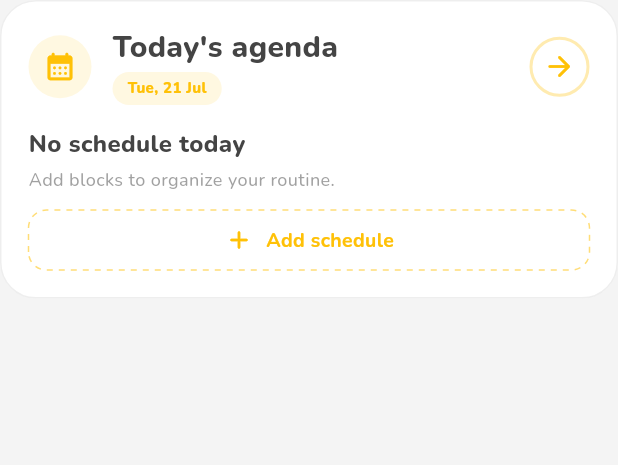
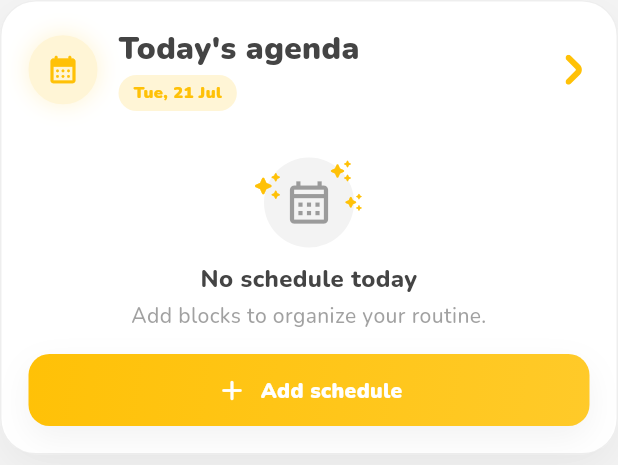
Before and after one commit to JoaoVJorge/helpout, a Flutter app: the HomeAgendaCard widget shown alone on an empty page, opened directly with empty values, on a phone screen of 412 x 824 dp. Shown: the top 465 px of the screen. Run offline on Flutter 3.47's test engine with Material 3 defaults, Android fonts, the light colour scheme and no system bars; our stand-ins replace dartz, dio, equatable, flutter_dotenv, flutter_local_notifications, flutter_secure_storage and 4 more; accounts and stored records are empty; statements that could not run were skipped.

Commit message:
feat(home): redesign agenda preview card

```diff
--- a/lib/presentation/home/widgets/home_agenda_card.dart
+++ b/lib/presentation/home/widgets/home_agenda_card.dart
@@ -3,6 +3,7 @@ import "package:gap/gap.dart";
 import "package:help_out/core/domain/entities/schedule_entry_entity.dart";
 import "package:help_out/core/utils/extensions/context_extensions.dart";
 import "package:help_out/shared/functions/format_schedule_time.dart";
+import "package:help_out/shared/widgets/app_icon.dart";
 import "package:help_out/shared/widgets/bounce_tap.dart";
 import "package:intl/intl.dart";
 
@@ -20,8 +21,7 @@ class HomeAgendaCard extends StatelessWidget {
 
   @override
   Widget build(BuildContext context) {
-    final Color accent = context.colorTokens.primary;
-    final List<ScheduleEntryEntity> preview = entries.take(3).toList();
+    final List<ScheduleEntryEntity> preview = entries.take(4).toList();
 
     return BounceTap(
       pressedScale: 0.985,
@@ -35,13 +35,53 @@ class HomeAgendaCard extends StatelessWidget {
           border: Border.all(
             color: context.colorTokens.borderUnfocused.withValues(alpha: 0.45),
           ),
+          boxShadow: [
+            BoxShadow(
+              color: context.colorTokens.surfaceShadow,
+              blurRadius: 24,
+              offset: const Offset(0, 10),
+            ),
+          ],
         ),
         child: Column(
           mainAxisSize: MainAxisSize.min,
           children: [
-            Row(
+            const _AgendaHeader(),
+            const Gap(14),
+            if (preview.isEmpty) ...[
+              const Gap(14),
+              const _EmptyAgenda(),
+              const Gap(14),
+              _FilledAddScheduleButton(
+                label: context.l10n.homeNextScheduleAdd,
+                onTap: onAddEntry,
+              ),
+            ] else ...[
+              Divider(color: context.colorTokens.divider),
+              const Gap(8),
+              _AgendaGrid(entries: preview),
+              const Gap(8),
+              Divider(color: context.colorTokens.divider),
+              const Gap(8),
+              _OutlinedAddScheduleButton(
+                label: context.l10n.homeNextScheduleAdd,
+                onTap: onAddEntry,
+              ),
+            ],
+          ],
+        ),
+      ),
+    );
+  }
+}
+
+class _AgendaHeader extends StatelessWidget {
+  const _AgendaHeader();
+
+  @override
+  Widget build(BuildContext context) => Row(
     children: [
-                _AgendaIcon(accent: accent),
+      const _AgendaIcon(),
       const Gap(14),
       Expanded(
         child: Column(
@@ -51,59 +91,51 @@ class HomeAgendaCard extends StatelessWidget {
               context.l10n.homeTodayAgendaTitle,
               maxLines: 1,
               overflow: TextOverflow.ellipsis,
-                        style: context.textStyles.extraBold20,
+              style: context.textStyles.black32.copyWith(
+                color: context.colorTokens.textBody,
+                fontSize: 21,
               ),
-                      const Gap(4),
-                      _DateChip(accent: accent),
+            ),
+            const Gap(5),
+            const _DateChip(),
           ],
         ),
       ),
       const Gap(12),
-                _ArrowButton(accent: accent),
+      const _ArrowButton(),
     ],
-            ),
-            const Gap(14),
-            if (preview.isEmpty) ...[
-              const _EmptyAgenda(),
-              const Gap(12),
-              _AddScheduleButton(
-                label: context.l10n.homeNextScheduleAdd,
-                accent: accent,
-                onTap: onAddEntry,
-              ),
-            ] else
-              for (int index = 0; index < preview.length; index++) ...[
-                if (index > 0) const Gap(8),
-                _AgendaEntryRow(entry: preview[index], accent: accent),
-              ],
-          ],
-        ),
-      ),
   );
-  }
 }
 
 class _AgendaIcon extends StatelessWidget {
-  const _AgendaIcon({required this.accent});
-
-  final Color accent;
+  const _AgendaIcon();
 
   @override
   Widget build(BuildContext context) => Container(
-    width: 42,
-    height: 42,
+    width: 46,
+    height: 46,
     decoration: BoxDecoration(
       shape: BoxShape.circle,
-      color: accent.withValues(alpha: context.isDarkMode ? 0.18 : 0.12),
+      color: context.colorTokens.primaryVeryLight,
+      border: Border.all(color: context.colorTokens.primaryVeryLight),
+      boxShadow: [
+        BoxShadow(
+          color: context.colorTokens.primaryVeryLight,
+          blurRadius: 12,
+          spreadRadius: 1,
         ),
-    child: Icon(Icons.calendar_month_rounded, color: accent, size: 22),
+      ],
+    ),
+    child: Icon(
+      Icons.calendar_month_rounded,
+      color: context.colorTokens.primary,
+      size: 22,
+    ),
   );
 }
 
 class _DateChip extends StatelessWidget {
-  const _DateChip({required this.accent});
-
-  final Color accent;
+  const _DateChip();
 
   @override
   Widget build(BuildContext context) {
@@ -115,7 +147,7 @@ class _DateChip extends StatelessWidget {
     return Container(
       padding: const EdgeInsets.symmetric(horizontal: 10, vertical: 4),
       decoration: BoxDecoration(
-        color: accent.withValues(alpha: context.isDarkMode ? 0.18 : 0.12),
+        color: context.colorTokens.primaryVeryLight,
         borderRadius: BorderRadius.circular(999),
       ),
       child: Text(
@@ -123,8 +155,9 @@ class _DateChip extends StatelessWidget {
         maxLines: 1,
         overflow: TextOverflow.ellipsis,
         style: context.textStyles.bodyTiny.copyWith(
-          color: accent,
-          fontWeight: FontWeight.w800,
+          color: context.colorTokens.primary,
+          fontSize: 11,
+          fontWeight: FontWeight.w900,
         ),
       ),
     );
@@ -135,73 +168,111 @@ class _DateChip extends StatelessWidget {
 }
 
 class _ArrowButton extends StatelessWidget {
-  const _ArrowButton({required this.accent});
-
-  final Color accent;
+  const _ArrowButton();
 
   @override
-  Widget build(BuildContext context) => Container(
-    width: 40,
-    height: 40,
-    decoration: BoxDecoration(
-      shape: BoxShape.circle,
-      color: context.colorTokens.surface,
-      border: Border.all(color: accent.withValues(alpha: 0.32), width: 2),
-    ),
-    child: Icon(Icons.arrow_forward_rounded, color: accent, size: 22),
+  Widget build(BuildContext context) => Center(
+    child: AppIcon("right_back", color: context.colorTokens.primary, size: 20),
   );
 }
 
-class _AgendaEntryRow extends StatelessWidget {
-  const _AgendaEntryRow({required this.entry, required this.accent});
+class _AgendaGrid extends StatelessWidget {
+  const _AgendaGrid({required this.entries});
+
+  final List<ScheduleEntryEntity> entries;
+
+  @override
+  Widget build(BuildContext context) => LayoutBuilder(
+    builder: (context, constraints) {
+      const double spacing = 8;
+      final double tileWidth = (constraints.maxWidth - spacing) / 2;
+
+      return Wrap(
+        spacing: spacing,
+        runSpacing: 8,
+        children: [
+          for (final ScheduleEntryEntity entry in entries)
+            SizedBox(
+              width: tileWidth,
+              child: _AgendaEntryTile(entry: entry),
+            ),
+        ],
+      );
+    },
+  );
+}
+
+class _AgendaEntryTile extends StatelessWidget {
+  const _AgendaEntryTile({required this.entry});
 
   final ScheduleEntryEntity entry;
-  final Color accent;
 
   @override
   Widget build(BuildContext context) {
-    final String timeRange = formatScheduleRange(
-      context,
-      entry.startMinutes,
-      entry.endMinutes,
-    );
+    final String startTime = formatMinutesOfDay(context, entry.startMinutes);
 
     return Container(
-      padding: const EdgeInsets.symmetric(horizontal: 12, vertical: 10),
+      constraints: const BoxConstraints(minHeight: 58),
+      padding: const EdgeInsets.symmetric(horizontal: 10, vertical: 8),
       decoration: BoxDecoration(
         color: context.colorTokens.surfaceInnerLayer.withValues(
           alpha: context.isDarkMode ? 0.55 : 0.42,
         ),
-        borderRadius: BorderRadius.circular(12),
+        borderRadius: BorderRadius.circular(14),
+        border: Border.all(color: context.colorTokens.borderUnfocused),
       ),
       child: Row(
         children: [
-          Icon(Icons.schedule_rounded, color: accent, size: 16),
-          const Gap(10),
+          Container(
+            width: 32,
+            height: 32,
+            decoration: BoxDecoration(
+              shape: BoxShape.circle,
+              color: context.colorTokens.primaryVeryLight,
+            ),
+            child: Icon(
+              Icons.schedule_rounded,
+              color: context.colorTokens.primary,
+              size: 17,
+            ),
+          ),
+          const Gap(8),
+          Expanded(
+            child: Column(
+              crossAxisAlignment: CrossAxisAlignment.start,
+              mainAxisAlignment: MainAxisAlignment.center,
+              children: [
                 Text(
-            timeRange,
+                  entry.title,
+                  maxLines: 1,
+                  overflow: TextOverflow.ellipsis,
+                  style: context.textStyles.bodyMedium.copyWith(
+                    color: context.colorTokens.textBody,
+                    fontSize: 12,
+                    fontWeight: FontWeight.w900,
+                  ),
+                ),
+                const Gap(2),
+                Text(
+                  startTime,
                   maxLines: 1,
                   overflow: TextOverflow.ellipsis,
                   style: context.textStyles.bodySmall.copyWith(
-              color: accent,
-              fontWeight: FontWeight.w800,
+                    color: context.colorTokens.primary,
+                    fontSize: 11,
+                    fontWeight: FontWeight.w900,
                   ),
                 ),
+              ],
+            ),
+          ),
+          const Gap(4),
           Container(
-            width: 1,
-            height: 18,
-            margin: const EdgeInsets.symmetric(horizontal: 16),
-            color: accent.withValues(alpha: 0.3),
-          ),
-          Expanded(
-            child: Text(
-              entry.title,
-              maxLines: 1,
-              overflow: TextOverflow.ellipsis,
-              style: context.textStyles.bodySmall.copyWith(
-                color: context.colorTokens.textBody,
-                fontWeight: FontWeight.w700,
-              ),
+            width: 7,
+            height: 7,
+            decoration: BoxDecoration(
+              shape: BoxShape.circle,
+              color: context.colorTokens.primary,
             ),
           ),
         ],
@@ -214,17 +285,22 @@ class _EmptyAgenda extends StatelessWidget {
   const _EmptyAgenda();
 
   @override
-  Widget build(BuildContext context) => Align(
-    alignment: Alignment.centerLeft,
+  Widget build(BuildContext context) => Padding(
+    padding: const EdgeInsets.symmetric(vertical: 2),
+    child: Center(
       child: Column(
-      crossAxisAlignment: CrossAxisAlignment.start,
+        mainAxisSize: MainAxisSize.min,
         children: [
+          const _EmptyAgendaIcon(),
+          const Gap(10),
           Text(
             context.l10n.homeNextScheduleEmpty,
             maxLines: 1,
             overflow: TextOverflow.ellipsis,
-          style: context.textStyles.bodyLarge.copyWith(
-            fontWeight: FontWeight.w800,
+            textAlign: TextAlign.center,
+            style: context.textStyles.extraBold20.copyWith(
+              color: context.colorTokens.textBody,
+              fontSize: 16,
             ),
           ),
           const Gap(4),
@@ -232,8 +308,65 @@ class _EmptyAgenda extends StatelessWidget {
             context.l10n.profileAgendaEmptyDescription,
             maxLines: 2,
             overflow: TextOverflow.ellipsis,
-          style: context.textStyles.bodySmall.copyWith(
+            textAlign: TextAlign.center,
+            style: context.textStyles.bodyMedium.copyWith(
               color: context.colorTokens.textHint,
+            ),
+          ),
+        ],
+      ),
+    ),
+  );
+}
+
+class _EmptyAgendaIcon extends StatelessWidget {
+  const _EmptyAgendaIcon();
+
+  @override
+  Widget build(BuildContext context) => SizedBox(
+    width: 72,
+    height: 62,
+    child: Stack(
+      alignment: Alignment.center,
+      children: [
+        Container(
+          width: 60,
+          height: 60,
+          decoration: BoxDecoration(
+            shape: BoxShape.circle,
+            color: context.colorTokens.surfaceInnerLayer.withValues(alpha: 0.5),
+          ),
+        ),
+        Icon(
+          Icons.calendar_month_outlined,
+          color: context.colorTokens.textHint.withValues(alpha: 0.5),
+          size: 34,
+        ),
+        Positioned(
+          left: -2,
+          top: 10,
+          child: Icon(
+            Icons.auto_awesome_rounded,
+            color: context.colorTokens.primary,
+            size: 20,
+          ),
+        ),
+        Positioned(
+          right: 7,
+          top: 2,
+          child: Icon(
+            Icons.auto_awesome_rounded,
+            color: context.colorTokens.primary,
+            size: 16,
+          ),
+        ),
+        Positioned(
+          right: 0,
+          top: 24,
+          child: Icon(
+            Icons.auto_awesome_rounded,
+            color: context.colorTokens.primary,
+            size: 13,
           ),
         ),
       ],
@@ -241,32 +374,78 @@ class _EmptyAgenda extends StatelessWidget {
   );
 }
 
-class _AddScheduleButton extends StatelessWidget {
-  const _AddScheduleButton({
-    required this.label,
-    required this.accent,
-    required this.onTap,
-  });
+class _OutlinedAddScheduleButton extends StatelessWidget {
+  const _OutlinedAddScheduleButton({required this.label, required this.onTap});
 
   final String label;
-  final Color accent;
   final VoidCallback onTap;
 
   @override
   Widget build(BuildContext context) => BounceTap(
     onTap: onTap,
-    child: CustomPaint(
-      painter: _DashedBorderPainter(
-        color: accent.withValues(alpha: 0.55),
-        radius: 12,
+    child: DecoratedBox(
+      decoration: BoxDecoration(
+        color: context.colorTokens.primaryVeryLight,
+        borderRadius: BorderRadius.circular(16),
       ),
+      child: _AddScheduleButtonContent(
+        label: label,
+        color: context.colorTokens.primary,
+        height: 44,
+      ),
+    ),
+  );
+}
+
+class _FilledAddScheduleButton extends StatelessWidget {
+  const _FilledAddScheduleButton({required this.label, required this.onTap});
+
+  final String label;
+  final VoidCallback onTap;
+
+  @override
+  Widget build(BuildContext context) => BounceTap(
+    onTap: onTap,
     child: Container(
+      decoration: BoxDecoration(
+        gradient: context.colorTokens.primaryGradient,
+        borderRadius: BorderRadius.circular(14),
+        boxShadow: [
+          BoxShadow(
+            color: context.colorTokens.surfaceShadow,
+            blurRadius: 18,
+            offset: const Offset(0, 8),
+          ),
+        ],
+      ),
+      child: _AddScheduleButtonContent(
+        label: label,
+        color: context.colorTokens.primaryForeground,
+        height: 48,
+      ),
+    ),
+  );
+}
+
+class _AddScheduleButtonContent extends StatelessWidget {
+  const _AddScheduleButtonContent({
+    required this.label,
+    required this.color,
+    required this.height,
+  });
+
+  final String label;
+  final Color color;
+  final double height;
+
+  @override
+  Widget build(BuildContext context) => SizedBox(
     width: double.infinity,
-        padding: const EdgeInsets.symmetric(horizontal: 16, vertical: 10),
+    height: height,
     child: Row(
       mainAxisAlignment: MainAxisAlignment.center,
       children: [
-            Icon(Icons.add_rounded, color: accent, size: 20),
+        Icon(Icons.add_rounded, color: color, size: 22),
         const Gap(8),
         Flexible(
           child: Text(
@@ -274,47 +453,13 @@ class _AddScheduleButton extends StatelessWidget {
             maxLines: 1,
             overflow: TextOverflow.ellipsis,
             style: context.textStyles.textPrimaryButton.copyWith(
-                  color: accent,
-                  fontSize: 13,
+              color: color,
+              fontSize: 14,
+              fontWeight: FontWeight.w900,
             ),
           ),
         ),
       ],
     ),
-      ),
-    ),
   );
 }
-
-class _DashedBorderPainter extends CustomPainter {
-  const _DashedBorderPainter({required this.color, required this.radius});
-
-  final Color color;
-  final double radius;
-
-  @override
-  void paint(Canvas canvas, Size size) {
-    final RRect border = RRect.fromRectAndRadius(
-      Offset.zero & size,
-      Radius.circular(radius),
-    );
-    final Path path = Path()..addRRect(border);
-    final metric = path.computeMetrics().first;
-    final Paint paint = Paint()
-      ..color = color
-      ..style = PaintingStyle.stroke
-      ..strokeWidth = 1;
-    const double dash = 4;
-    const double gap = 4;
-    double distance = 0;
-
-    while (distance < metric.length) {
-      canvas.drawPath(metric.extractPath(distance, distance + dash), paint);
-      distance += dash + gap;
-    }
-  }
-
-  @override
-  bool shouldRepaint(covariant _DashedBorderPainter oldDelegate) =>
-      oldDelegate.color != color || oldDelegate.radius != radius;
-}
```
Lines whose indentation alone changed are shown as unchanged.
